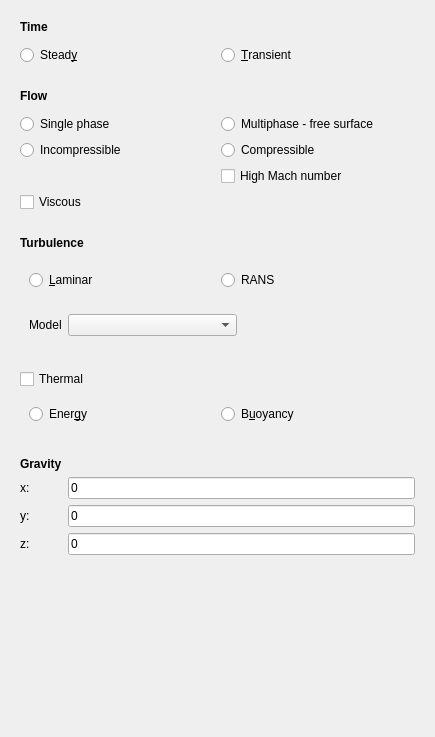
First picture: the form in TaskPanelPhysics.ui, repository jaheyns/CfdOF, before the edit.
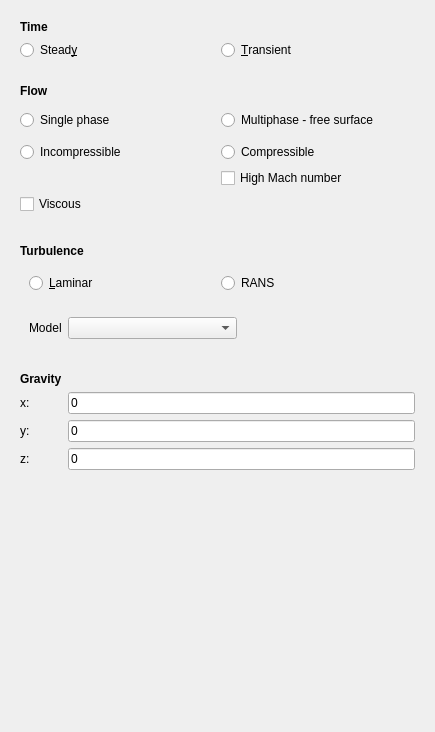
Second picture: the form after the edit. Custom widgets are drawn as their Qt base class.

The edit to the form file:
```diff
--- a/TaskPanelPhysics.ui
+++ b/TaskPanelPhysics.ui
@@ -7,7 +7,7 @@
     <x>0</x>
     <y>0</y>
     <width>435</width>
-    <height>737</height>
+    <height>732</height>
    </rect>
   </property>
   <property name="sizePolicy">
@@ -20,151 +20,68 @@
    <string>Select physics model</string>
   </property>
   <layout class="QGridLayout" name="gridLayout">
-   <item row="1" column="0">
-    <widget class="QFrame" name="FlowFrame">
-     <property name="sizePolicy">
-      <sizepolicy hsizetype="Preferred" vsizetype="Minimum">
-       <horstretch>0</horstretch>
-       <verstretch>0</verstretch>
-      </sizepolicy>
-     </property>
-     <property name="frameShape">
-      <enum>QFrame::Panel</enum>
-     </property>
-     <property name="frameShadow">
-      <enum>QFrame::Plain</enum>
-     </property>
-     <property name="lineWidth">
-      <number>0</number>
-     </property>
-     <layout class="QGridLayout" name="gridLayout_2">
-      <item row="8" column="0" colspan="2">
-       <widget class="QFrame" name="frame_2">
-        <property name="frameShape">
-         <enum>QFrame::NoFrame</enum>
-        </property>
-        <property name="frameShadow">
-         <enum>QFrame::Raised</enum>
-        </property>
-        <layout class="QGridLayout" name="gridLayout_11">
-         <property name="margin">
-          <number>0</number>
-         </property>
-         <item row="0" column="0">
-          <widget class="QRadioButton" name="radioButtonIncompressible">
-           <property name="text">
-            <string>Incompressible</string>
-           </property>
-          </widget>
-         </item>
-         <item row="0" column="1">
-          <widget class="QRadioButton" name="radioButtonCompressible">
-           <property name="text">
-            <string>Compressible</string>
-           </property>
-          </widget>
-         </item>
-         <item row="1" column="1">
-          <widget class="QCheckBox" name="checkBoxHighMach">
-           <property name="text">
-            <string>High Mach number</string>
-           </property>
-          </widget>
-         </item>
-        </layout>
-       </widget>
-      </item>
-      <item row="3" column="0" colspan="2">
-       <widget class="QFrame" name="frame">
-        <property name="frameShape">
-         <enum>QFrame::NoFrame</enum>
-        </property>
-        <property name="frameShadow">
-         <enum>QFrame::Raised</enum>
-        </property>
-        <layout class="QGridLayout" name="gridLayout_8">
-         <property name="margin">
-          <number>0</number>
-         </property>
-         <item row="0" column="0">
-          <widget class="QRadioButton" name="radioButtonSinglePhase">
-           <property name="text">
-            <string>Single phase</string>
-           </property>
-          </widget>
-         </item>
-         <item row="0" column="1">
-          <widget class="QRadioButton" name="radioButtonFreeSurface">
-           <property name="text">
-            <string>Multiphase - free surface</string>
-           </property>
-          </widget>
-         </item>
-        </layout>
-       </widget>
-      </item>
-      <item row="2" column="0">
-       <spacer name="verticalSpacer_3">
-        <property name="orientation">
-         <enum>Qt::Vertical</enum>
-        </property>
-        <property name="sizeType">
-         <enum>QSizePolicy::Fixed</enum>
-        </property>
-        <property name="sizeHint" stdset="0">
-         <size>
-          <width>20</width>
-          <height>5</height>
-         </size>
-        </property>
-       </spacer>
-      </item>
-      <item row="1" column="0">
-       <widget class="QLabel" name="label_3">
-        <property name="font">
-         <font>
-          <weight>75</weight>
-          <bold>true</bold>
-         </font>
-        </property>
-        <property name="text">
-         <string>Flow</string>
-        </property>
-       </widget>
-      </item>
-      <item row="9" column="0">
-       <widget class="QCheckBox" name="viscousCheckBox">
-        <property name="enabled">
-         <bool>true</bool>
-        </property>
-        <property name="text">
-         <string>Viscous</string>
-        </property>
-        <property name="checked">
-         <bool>false</bool>
-        </property>
-        <property name="tristate">
-         <bool>false</bool>
-        </property>
-       </widget>
-      </item>
-      <item row="9" column="1">
-       <spacer name="horizontalSpacer">
-        <property name="orientation">
-         <enum>Qt::Horizontal</enum>
-        </property>
-        <property name="sizeHint" stdset="0">
-         <size>
-          <width>40</width>
-          <height>20</height>
-         </size>
-        </property>
-       </spacer>
-      </item>
-     </layout>
-    </widget>
-   </item>
    <item row="4" column="0">
+    <spacer name="verticalSpacer">
+     <property name="orientation">
+      <enum>Qt::Vertical</enum>
+     </property>
+     <property name="sizeHint" stdset="0">
+      <size>
+       <width>20</width>
+       <height>40</height>
+      </size>
+     </property>
+    </spacer>
+   </item>
+   <item row="0" column="0">
+    <widget class="QFrame" name="TimeFrame">
+     <property name="sizePolicy">
+      <sizepolicy hsizetype="Preferred" vsizetype="Minimum">
+       <horstretch>0</horstretch>
+       <verstretch>0</verstretch>
+      </sizepolicy>
+     </property>
+     <property name="frameShape">
+      <enum>QFrame::Panel</enum>
+     </property>
+     <property name="frameShadow">
+      <enum>QFrame::Plain</enum>
+     </property>
+     <property name="lineWidth">
+      <number>0</number>
+     </property>
+     <layout class="QGridLayout" name="gridLayout_3">
+      <item row="0" column="0">
+       <widget class="QLabel" name="label_2">
+        <property name="font">
+         <font>
+          <weight>75</weight>
+          <bold>true</bold>
+         </font>
+        </property>
+        <property name="text">
+         <string>Time</string>
+        </property>
+       </widget>
+      </item>
+      <item row="1" column="0">
+       <widget class="QRadioButton" name="radioButtonSteady">
+        <property name="text">
+         <string>Stead&amp;y</string>
+        </property>
+       </widget>
+      </item>
+      <item row="1" column="1">
+       <widget class="QRadioButton" name="radioButtonTransient">
+        <property name="text">
+         <string>&amp;Transient</string>
+        </property>
+       </widget>
+      </item>
+     </layout>
+    </widget>
+   </item>
+   <item row="3" column="0">
     <widget class="QFrame" name="gravityFrame">
      <property name="frameShape">
       <enum>QFrame::Panel</enum>
@@ -279,8 +196,8 @@
      </layout>
     </widget>
    </item>
-   <item row="0" column="0">
-    <widget class="QFrame" name="TimeFrame">
+   <item row="1" column="0">
+    <widget class="QFrame" name="FlowFrame">
      <property name="sizePolicy">
       <sizepolicy hsizetype="Preferred" vsizetype="Minimum">
        <horstretch>0</horstretch>
@@ -296,32 +213,94 @@
      <property name="lineWidth">
       <number>0</number>
      </property>
-     <layout class="QGridLayout" name="gridLayout_3">
+     <layout class="QGridLayout" name="gridLayout_2">
+      <item row="7" column="0" colspan="2">
+       <widget class="QFrame" name="frame_2">
+        <property name="frameShape">
+         <enum>QFrame::NoFrame</enum>
+        </property>
+        <property name="frameShadow">
+         <enum>QFrame::Raised</enum>
+        </property>
+        <layout class="QGridLayout" name="gridLayout_11">
+         <property name="leftMargin">
+          <number>0</number>
+         </property>
+         <property name="topMargin">
+          <number>0</number>
+         </property>
+         <property name="rightMargin">
+          <number>0</number>
+         </property>
+         <property name="bottomMargin">
+          <number>0</number>
+         </property>
+        </layout>
+       </widget>
+      </item>
+      <item row="3" column="0" colspan="2">
+       <widget class="QFrame" name="frame">
+        <property name="frameShape">
+         <enum>QFrame::NoFrame</enum>
+        </property>
+        <property name="frameShadow">
+         <enum>QFrame::Raised</enum>
+        </property>
+        <layout class="QGridLayout" name="gridLayout_8">
+         <property name="leftMargin">
+          <number>0</number>
+         </property>
+         <property name="topMargin">
+          <number>0</number>
+         </property>
+         <property name="rightMargin">
+          <number>0</number>
+         </property>
+         <property name="bottomMargin">
+          <number>0</number>
+         </property>
+         <item row="4" column="0">
+          <widget class="QCheckBox" name="viscousCheckBox">
+           <property name="enabled">
+            <bool>true</bool>
+           </property>
+           <property name="text">
+            <string>Viscous</string>
+           </property>
+           <property name="checked">
+            <bool>false</bool>
+           </property>
+           <property name="tristate">
+            <bool>false</bool>
+           </property>
+          </widget>
+         </item>
+         <item row="2" column="0">
+          <widget class="QRadioButton" name="radioButtonIncompressible">
+           <property name="text">
+            <string>Incompressible</string>
+           </property>
+          </widget>
+         </item>
+         <item row="3" column="1">
+          <widget class="QCheckBox" name="checkBoxHighMach">
+           <property name="text">
+            <string>High Mach number</string>
+           </property>
+          </widget>
+         </item>
+         <item row="2" column="1">
+          <widget class="QRadioButton" name="radioButtonCompressible">
+           <property name="text">
+            <string>Compressible</string>
+           </property>
+          </widget>
+         </item>
+        </layout>
+       </widget>
+      </item>
       <item row="1" column="0">
-       <spacer name="verticalSpacer_2">
-        <property name="orientation">
-         <enum>Qt::Vertical</enum>
-        </property>
-        <property name="sizeType">
-         <enum>QSizePolicy::Fixed</enum>
-        </property>
-        <property name="sizeHint" stdset="0">
-         <size>
-          <width>20</width>
-          <height>5</height>
-         </size>
-        </property>
-       </spacer>
-      </item>
-      <item row="2" column="1">
-       <widget class="QRadioButton" name="radioButtonTransient">
-        <property name="text">
-         <string>&amp;Transient</string>
-        </property>
-       </widget>
-      </item>
-      <item row="0" column="0">
-       <widget class="QLabel" name="label_2">
+       <widget class="QLabel" name="label_3">
         <property name="font">
          <font>
           <weight>75</weight>
@@ -329,109 +308,48 @@
          </font>
         </property>
         <property name="text">
-         <string>Time</string>
+         <string>Flow</string>
         </property>
        </widget>
       </item>
-      <item row="2" column="0">
-       <widget class="QRadioButton" name="radioButtonSteady">
-        <property name="text">
-         <string>Stead&amp;y</string>
-        </property>
-       </widget>
-      </item>
-     </layout>
-    </widget>
-   </item>
-   <item row="5" column="0">
-    <spacer name="verticalSpacer">
-     <property name="orientation">
-      <enum>Qt::Vertical</enum>
-     </property>
-     <property name="sizeHint" stdset="0">
-      <size>
-       <width>20</width>
-       <height>40</height>
-      </size>
-     </property>
-    </spacer>
-   </item>
-   <item row="3" column="0">
-    <widget class="QFrame" name="thermalFrame">
-     <property name="sizePolicy">
-      <sizepolicy hsizetype="Preferred" vsizetype="Minimum">
-       <horstretch>0</horstretch>
-       <verstretch>0</verstretch>
-      </sizepolicy>
-     </property>
-     <property name="frameShape">
-      <enum>QFrame::Panel</enum>
-     </property>
-     <property name="frameShadow">
-      <enum>QFrame::Plain</enum>
-     </property>
-     <property name="lineWidth">
-      <number>0</number>
-     </property>
-     <layout class="QGridLayout" name="gridLayout_9">
-      <item row="0" column="0">
-       <widget class="QCheckBox" name="thermalCheckBox">
-        <property name="font">
-         <font>
-          <weight>50</weight>
-          <bold>false</bold>
-         </font>
-        </property>
-        <property name="text">
-         <string>Thermal</string>
-        </property>
-       </widget>
-      </item>
-      <item row="1" column="0" colspan="3">
-       <widget class="QFrame" name="thermalSelectionFrame">
-        <property name="sizePolicy">
-         <sizepolicy hsizetype="Preferred" vsizetype="Minimum">
-          <horstretch>0</horstretch>
-          <verstretch>0</verstretch>
-         </sizepolicy>
-        </property>
+      <item row="2" column="0" colspan="2">
+       <widget class="QFrame" name="frame_3">
         <property name="frameShape">
          <enum>QFrame::NoFrame</enum>
         </property>
         <property name="frameShadow">
          <enum>QFrame::Raised</enum>
         </property>
-        <layout class="QGridLayout" name="gridLayout_10">
-         <item row="0" column="0">
-          <widget class="QRadioButton" name="radioButtonEnergy">
+        <layout class="QHBoxLayout" name="horizontalLayout">
+         <property name="leftMargin">
+          <number>0</number>
+         </property>
+         <property name="topMargin">
+          <number>6</number>
+         </property>
+         <property name="rightMargin">
+          <number>0</number>
+         </property>
+         <property name="bottomMargin">
+          <number>6</number>
+         </property>
+         <item>
+          <widget class="QRadioButton" name="radioButtonSinglePhase">
            <property name="text">
-            <string>Ener&amp;gy</string>
+            <string>Single phase</string>
            </property>
           </widget>
          </item>
-         <item row="0" column="1">
-          <widget class="QRadioButton" name="radioButtonBuoyancy">
+         <item>
+          <widget class="QRadioButton" name="radioButtonFreeSurface">
            <property name="text">
-            <string>B&amp;uoyancy</string>
+            <string>Multiphase - free surface</string>
            </property>
           </widget>
          </item>
         </layout>
        </widget>
       </item>
-      <item row="0" column="1" colspan="2">
-       <spacer name="horizontalSpacer_4">
-        <property name="orientation">
-         <enum>Qt::Horizontal</enum>
-        </property>
-        <property name="sizeHint" stdset="0">
-         <size>
-          <width>40</width>
-          <height>20</height>
-         </size>
-        </property>
-       </spacer>
-      </item>
      </layout>
     </widget>
    </item>
@@ -466,7 +384,7 @@
         </property>
        </widget>
       </item>
-      <item row="3" column="1" colspan="4">
+      <item row="2" column="1" colspan="4">
        <widget class="QFrame" name="turbulenceChoiceFrame">
         <property name="sizePolicy">
          <sizepolicy hsizetype="Preferred" vsizetype="Minimum">
@@ -498,7 +416,7 @@
         </layout>
        </widget>
       </item>
-      <item row="4" column="1" colspan="4">
+      <item row="3" column="1" colspan="4">
        <widget class="QFrame" name="turbulenceModelFrame">
         <property name="sizePolicy">
          <sizepolicy hsizetype="Preferred" vsizetype="Minimum">
@@ -549,22 +467,6 @@
         </layout>
        </widget>
       </item>
-      <item row="1" column="1">
-       <spacer name="verticalSpacer_4">
-        <property name="orientation">
-         <enum>Qt::Vertical</enum>
-        </property>
-        <property name="sizeType">
-         <enum>QSizePolicy::Fixed</enum>
-        </property>
-        <property name="sizeHint" stdset="0">
-         <size>
-          <width>20</width>
-          <height>5</height>
-         </size>
-        </property>
-       </spacer>
-      </item>
      </layout>
     </widget>
    </item>
```
